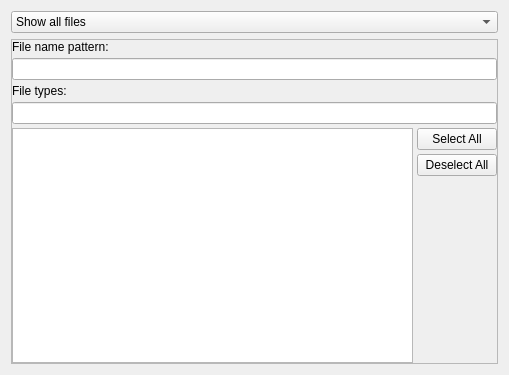
Qt form plasma/applets/folderview/folderviewFilterConfig.ui (KDE/kde-baseapps) before a commit.
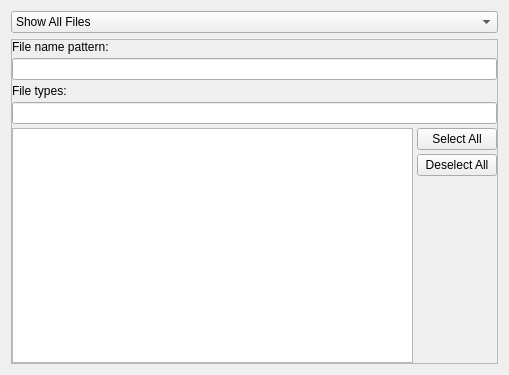
The same form after that commit. Custom widgets are drawn as their Qt base class.

Diff of the .ui file:
```diff
--- a/plasma/applets/folderview/folderviewFilterConfig.ui
+++ b/plasma/applets/folderview/folderviewFilterConfig.ui
@@ -26,7 +26,7 @@
     <widget class="QComboBox" name="filterType" >
      <item>
       <property name="text" >
-       <string>Show all files</string>
+       <string>Show All Files</string>
       </property>
      </item>
      <item>
```
Left out of the diff: 4 changed lines with no effect on the pictures.
